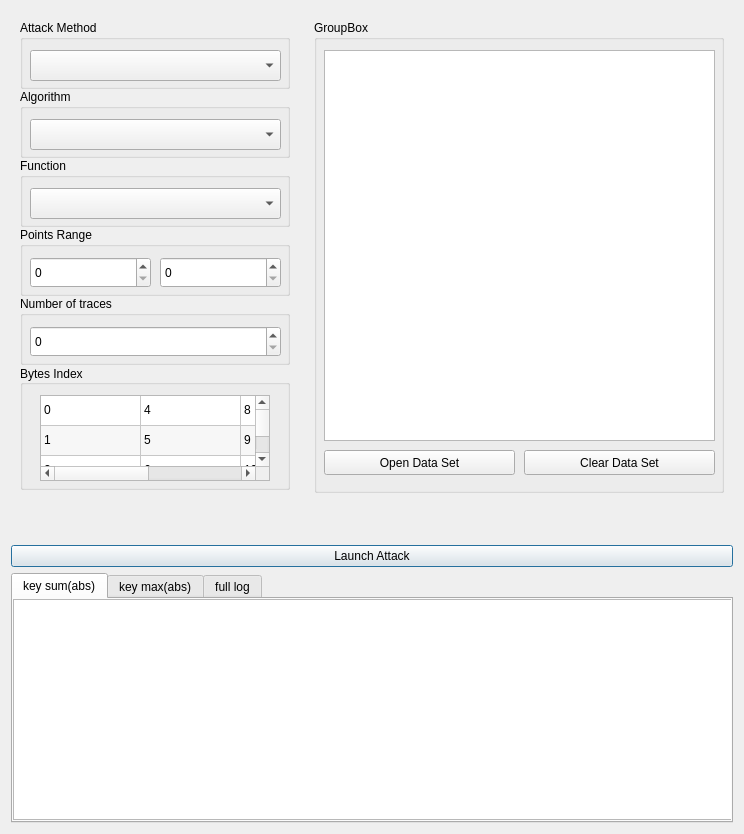
Old version of the form attackwindow.ui in the repository FdLSifu/qscat.
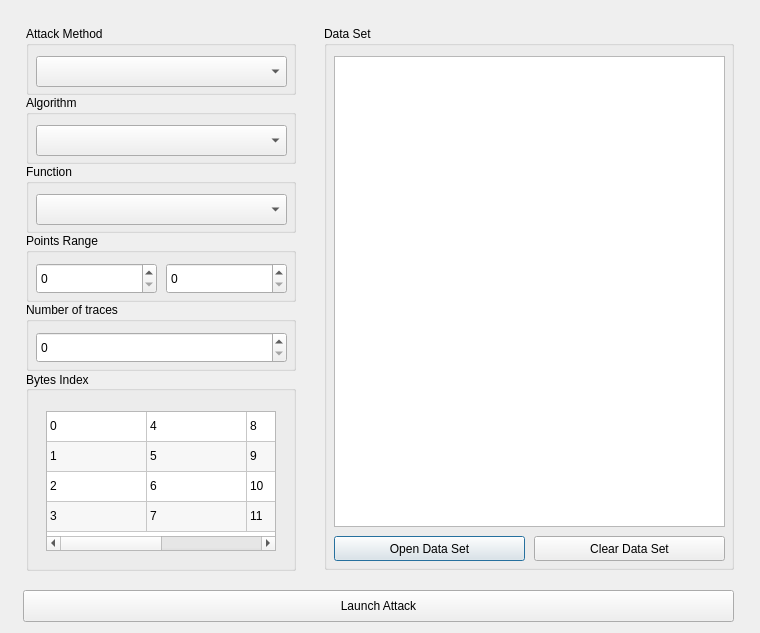
New version of the form.

Patch:
```diff
--- a/attackwindow.ui
+++ b/attackwindow.ui
@@ -6,8 +6,8 @@
    <rect>
     <x>0</x>
     <y>0</y>
-    <width>744</width>
-    <height>834</height>
+    <width>760</width>
+    <height>633</height>
    </rect>
   </property>
   <property name="sizePolicy">
@@ -19,97 +19,17 @@
   <property name="windowTitle">
    <string>Side Channel Attack</string>
   </property>
-  <layout class="QGridLayout" name="gridLayout_2">
-   <property name="sizeConstraint">
-    <enum>QLayout::SetMaximumSize</enum>
-   </property>
-   <item row="5" column="0" colspan="2">
-    <layout class="QVBoxLayout" name="verticalLayout">
-     <item>
-      <widget class="QPushButton" name="attackButton">
-       <property name="text">
-        <string>Launch Attack</string>
-       </property>
-      </widget>
-     </item>
-     <item>
-      <widget class="QTabWidget" name="tab1">
-       <property name="currentIndex">
-        <number>0</number>
-       </property>
-       <widget class="QWidget" name="tab">
-        <attribute name="title">
-         <string>key sum(abs)</string>
-        </attribute>
-        <widget class="QTableWidget" name="list_keysum">
-         <property name="geometry">
-          <rect>
-           <x>0</x>
-           <y>0</y>
-           <width>721</width>
-           <height>221</height>
-          </rect>
-         </property>
-         <property name="columnCount">
-          <number>1</number>
-         </property>
-         <attribute name="horizontalHeaderVisible">
-          <bool>false</bool>
-         </attribute>
-         <attribute name="horizontalHeaderStretchLastSection">
-          <bool>true</bool>
-         </attribute>
-         <column/>
-        </widget>
-       </widget>
-       <widget class="QWidget" name="tab_2">
-        <attribute name="title">
-         <string>key max(abs)</string>
-        </attribute>
-        <widget class="QTableWidget" name="list_keymax">
-         <property name="geometry">
-          <rect>
-           <x>0</x>
-           <y>0</y>
-           <width>721</width>
-           <height>221</height>
-          </rect>
-         </property>
-         <property name="columnCount">
-          <number>1</number>
-         </property>
-         <attribute name="horizontalHeaderVisible">
-          <bool>false</bool>
-         </attribute>
-         <attribute name="horizontalHeaderStretchLastSection">
-          <bool>true</bool>
-         </attribute>
-         <column/>
-        </widget>
-       </widget>
-       <widget class="QWidget" name="tab_3">
-        <attribute name="title">
-         <string>full log</string>
-        </attribute>
-        <widget class="QPlainTextEdit" name="daredevil_log">
-         <property name="geometry">
-          <rect>
-           <x>0</x>
-           <y>0</y>
-           <width>721</width>
-           <height>211</height>
-          </rect>
-         </property>
-        </widget>
-       </widget>
-      </widget>
-     </item>
-    </layout>
-   </item>
-   <item row="1" column="0" rowspan="4">
     <widget class="QWidget" name="left_gbox" native="true">
+   <property name="geometry">
+    <rect>
+     <x>13</x>
+     <y>13</y>
+     <width>290</width>
+     <height>570</height>
+    </rect>
+   </property>
      <property name="sizePolicy">
-      <sizepolicy hsizetype="Fixed" vsizetype="Preferred">
+    <sizepolicy hsizetype="Fixed" vsizetype="Fixed">
        <horstretch>0</horstretch>
        <verstretch>0</verstretch>
       </sizepolicy>
@@ -120,12 +40,21 @@
        <height>0</height>
       </size>
      </property>
-     <layout class="QVBoxLayout" name="verticalLayout_2">
-      <property name="spacing">
-       <number>0</number>
-      </property>
-      <item>
+   <property name="maximumSize">
+    <size>
+     <width>300</width>
+     <height>570</height>
+    </size>
+   </property>
        <widget class="QGroupBox" name="groupBox_4">
+    <property name="geometry">
+     <rect>
+      <x>13</x>
+      <y>13</y>
+      <width>270</width>
+      <height>69</height>
+     </rect>
+    </property>
         <property name="sizePolicy">
          <sizepolicy hsizetype="Fixed" vsizetype="Fixed">
           <horstretch>0</horstretch>
@@ -169,9 +98,15 @@
          </item>
         </widget>
        </widget>
-      </item>
-      <item>
        <widget class="QGroupBox" name="groupBox_5">
+    <property name="geometry">
+     <rect>
+      <x>13</x>
+      <y>82</y>
+      <width>270</width>
+      <height>69</height>
+     </rect>
+    </property>
         <property name="sizePolicy">
          <sizepolicy hsizetype="Fixed" vsizetype="Fixed">
           <horstretch>0</horstretch>
@@ -209,9 +144,15 @@
          </item>
         </widget>
        </widget>
-      </item>
-      <item>
        <widget class="QGroupBox" name="groupBox_6">
+    <property name="geometry">
+     <rect>
+      <x>13</x>
+      <y>151</y>
+      <width>270</width>
+      <height>69</height>
+     </rect>
+    </property>
         <property name="sizePolicy">
          <sizepolicy hsizetype="Fixed" vsizetype="Fixed">
           <horstretch>0</horstretch>
@@ -246,11 +187,17 @@
          </item>
         </widget>
        </widget>
-      </item>
-      <item>
        <widget class="QGroupBox" name="groupBox_8">
+    <property name="geometry">
+     <rect>
+      <x>13</x>
+      <y>220</y>
+      <width>270</width>
+      <height>69</height>
+     </rect>
+    </property>
         <property name="sizePolicy">
-         <sizepolicy hsizetype="Fixed" vsizetype="Preferred">
+     <sizepolicy hsizetype="Fixed" vsizetype="Fixed">
           <horstretch>0</horstretch>
           <verstretch>0</verstretch>
          </sizepolicy>
@@ -285,9 +232,15 @@
          </property>
         </widget>
        </widget>
-      </item>
-      <item>
        <widget class="QGroupBox" name="groupBox_7">
+    <property name="geometry">
+     <rect>
+      <x>13</x>
+      <y>289</y>
+      <width>270</width>
+      <height>69</height>
+     </rect>
+    </property>
         <property name="sizePolicy">
          <sizepolicy hsizetype="Fixed" vsizetype="Fixed">
           <horstretch>0</horstretch>
@@ -314,9 +267,15 @@
          </property>
         </widget>
        </widget>
-      </item>
-      <item>
        <widget class="QGroupBox" name="groupBox">
+    <property name="geometry">
+     <rect>
+      <x>13</x>
+      <y>358</y>
+      <width>270</width>
+      <height>200</height>
+     </rect>
+    </property>
         <property name="sizePolicy">
          <sizepolicy hsizetype="Fixed" vsizetype="Fixed">
           <horstretch>0</horstretch>
@@ -326,7 +285,7 @@
         <property name="minimumSize">
          <size>
           <width>270</width>
-          <height>125</height>
+      <height>200</height>
          </size>
         </property>
         <property name="layoutDirection">
@@ -345,23 +304,17 @@
          <property name="geometry">
           <rect>
            <x>20</x>
-           <y>30</y>
+       <y>40</y>
            <width>230</width>
-           <height>86</height>
+       <height>140</height>
           </rect>
          </property>
          <property name="sizePolicy">
-          <sizepolicy hsizetype="Fixed" vsizetype="Fixed">
+      <sizepolicy hsizetype="Expanding" vsizetype="Expanding">
            <horstretch>0</horstretch>
            <verstretch>0</verstretch>
           </sizepolicy>
          </property>
-         <property name="minimumSize">
-          <size>
-           <width>230</width>
-           <height>86</height>
-          </size>
-         </property>
          <property name="mouseTracking">
           <bool>true</bool>
          </property>
@@ -482,39 +435,57 @@
          </item>
         </widget>
        </widget>
-      </item>
-      <item>
-       <spacer name="verticalSpacer">
-        <property name="orientation">
-         <enum>Qt::Vertical</enum>
-        </property>
-        <property name="sizeHint" stdset="0">
-         <size>
-          <width>20</width>
-          <height>40</height>
-         </size>
-        </property>
-       </spacer>
-      </item>
-     </layout>
-    </widget>
-   </item>
-   <item row="1" column="1" rowspan="4">
+  </widget>
     <widget class="QWidget" name="widget" native="true">
-     <layout class="QVBoxLayout" name="verticalLayout_4">
-      <property name="spacing">
-       <number>4</number>
-      </property>
-      <item>
+   <property name="geometry">
+    <rect>
+     <x>311</x>
+     <y>13</y>
+     <width>436</width>
+     <height>570</height>
+    </rect>
+   </property>
+   <property name="sizePolicy">
+    <sizepolicy hsizetype="Fixed" vsizetype="Fixed">
+     <horstretch>0</horstretch>
+     <verstretch>0</verstretch>
+    </sizepolicy>
+   </property>
+   <property name="minimumSize">
+    <size>
+     <width>0</width>
+     <height>0</height>
+    </size>
+   </property>
+   <property name="maximumSize">
+    <size>
+     <width>16777215</width>
+     <height>570</height>
+    </size>
+   </property>
        <widget class="QGroupBox" name="groupBox_2">
+    <property name="geometry">
+     <rect>
+      <x>13</x>
+      <y>13</y>
+      <width>410</width>
+      <height>544</height>
+     </rect>
+    </property>
         <property name="sizePolicy">
-         <sizepolicy hsizetype="Expanding" vsizetype="Expanding">
+     <sizepolicy hsizetype="Fixed" vsizetype="Expanding">
           <horstretch>0</horstretch>
           <verstretch>0</verstretch>
          </sizepolicy>
         </property>
+    <property name="minimumSize">
+     <size>
+      <width>410</width>
+      <height>0</height>
+     </size>
+    </property>
         <property name="title">
-         <string>GroupBox</string>
+     <string>Data Set</string>
         </property>
         <widget class="QTableWidget" name="tableWidget">
          <property name="geometry">
@@ -522,7 +493,7 @@
            <x>10</x>
            <y>30</y>
            <width>391</width>
-           <height>391</height>
+       <height>471</height>
           </rect>
          </property>
          <property name="maximumSize">
@@ -534,7 +505,9 @@
          <property name="font">
           <font>
            <family>DejaVu Sans Mono</family>
+       <pointsize>8</pointsize>
            <weight>50</weight>
+       <italic>false</italic>
            <bold>false</bold>
           </font>
          </property>
@@ -565,7 +538,7 @@
          <property name="geometry">
           <rect>
            <x>10</x>
-           <y>430</y>
+       <y>510</y>
            <width>191</width>
            <height>25</height>
           </rect>
@@ -578,7 +551,7 @@
          <property name="geometry">
           <rect>
            <x>210</x>
-           <y>430</y>
+       <y>510</y>
            <width>191</width>
            <height>25</height>
           </rect>
@@ -588,27 +561,30 @@
          </property>
         </widget>
        </widget>
-      </item>
-      <item>
-       <spacer name="verticalSpacer_2">
-        <property name="orientation">
-         <enum>Qt::Vertical</enum>
-        </property>
-        <property name="sizeType">
-         <enum>QSizePolicy::Fixed</enum>
-        </property>
-        <property name="sizeHint" stdset="0">
-         <size>
-          <width>20</width>
-          <height>37</height>
-         </size>
-        </property>
-       </spacer>
-      </item>
-     </layout>
-    </widget>
-   </item>
-  </layout>
+  </widget>
+  <widget class="QWidget" name="widget" native="true">
+   <property name="geometry">
+    <rect>
+     <x>13</x>
+     <y>590</y>
+     <width>735</width>
+     <height>41</height>
+    </rect>
+   </property>
+   <widget class="QPushButton" name="attackButton">
+    <property name="geometry">
+     <rect>
+      <x>10</x>
+      <y>0</y>
+      <width>711</width>
+      <height>32</height>
+     </rect>
+    </property>
+    <property name="text">
+     <string>Launch Attack</string>
+    </property>
+   </widget>
+  </widget>
  </widget>
  <resources/>
  <connections/>
```
Lines whose indentation alone changed are shown as unchanged.
